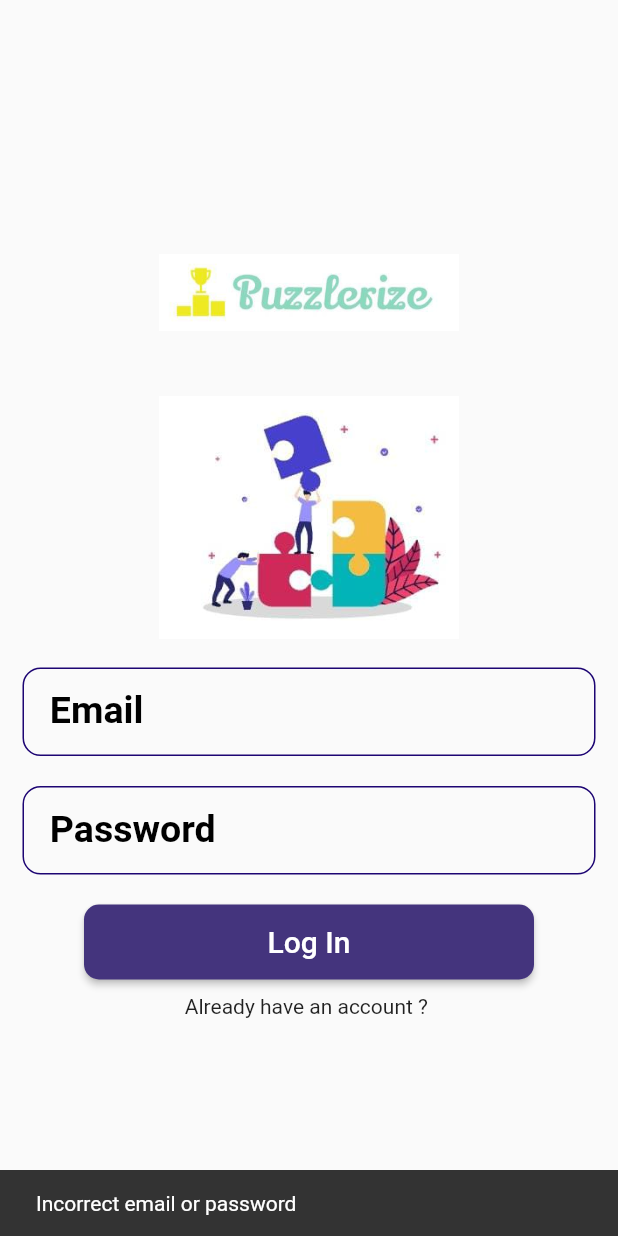
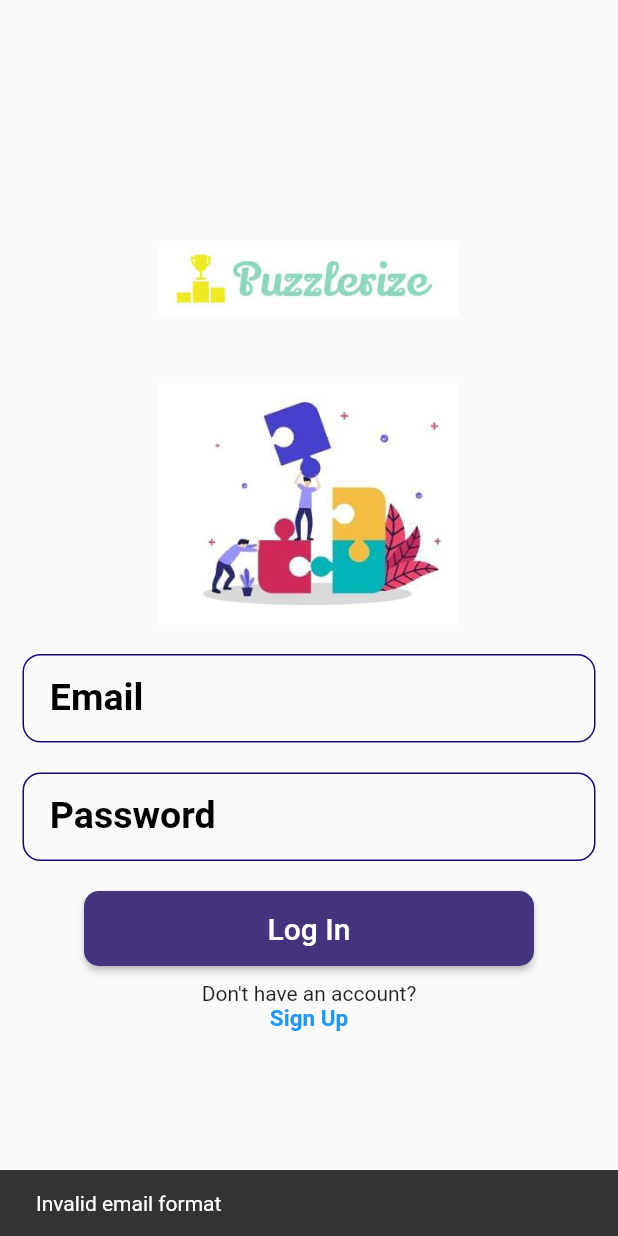
Before and after one commit to Graduation-Project-Puzzlerize/puzzlerize, a Flutter app: the LoginScreen screen opened directly, after a tap on "Log In", on a phone screen of 412 x 824 dp. Run offline on Flutter 3.47's test engine with Material 2 defaults, Android fonts, the phone set to English and light mode, and no system bars; our stand-ins replace cloud_firestore, firebase_core, flutter_tts, get, lottie, speech_to_text; accounts and stored records are empty.

Commit message:
Login page is ready by Alaa

```diff
--- a/lib/screens/login/login.dart
+++ b/lib/screens/login/login.dart
@@ -1,6 +1,9 @@
 import 'package:flutter/material.dart';
 import 'package:flutter/services.dart';
 import 'package:puzzlerize/screens/signup/signup.dart';
+import 'package:puzzlerize/screens/my_games/my_games.dart';
+import 'package:cloud_firestore/cloud_firestore.dart';
+import 'package:puzzlerize/services/database.dart';
 
 class LoginScreen extends StatefulWidget {
   @override
@@ -13,29 +16,65 @@ class _LoginScreenState extends State<LoginScreen> {
   TextEditingController emailController = TextEditingController();
   TextEditingController passwordController = TextEditingController();
 
-  void performLogin() {
-    // Simulated login operation with hardcoded email and password values
+  Future<void> performLogin() async {
     String enteredEmail = emailController.text;
     String enteredPassword = passwordController.text;
 
-    String validEmail = 'aaa@aaa.com';
-    String validPassword = 'aaa123';
+    if (isValidEmail(enteredEmail)) {
+      try {
+        //access firestore
+        QuerySnapshot<
+            Map<String,
+                dynamic>> querySnapshot = await FirebaseFirestore.instance
+            .collection('mentors')
+            .where('email', isEqualTo: enteredEmail)
+            .where('password', isEqualTo: enteredPassword)
+            .get(); //retrieve the documents that match the specified filters
 
-    if (enteredEmail == validEmail && enteredPassword == validPassword) {
-      // Email and password are correct
+        if (querySnapshot.docs.isNotEmpty) {
+          // Login successful
           ScaffoldMessenger.of(context).showSnackBar(
             SnackBar(
               content: Text('Login successful'),
             ),
           );
+
+          // Navigate to the UserData screen and pass the retrieved user data
+          Navigator.push(
+            context,
+            MaterialPageRoute(
+              builder: (context) => myGames(),
+            ),
+          );
         } else {
-      // Email or password is incorrect
+          // Incorrect email or password
           ScaffoldMessenger.of(context).showSnackBar(
             SnackBar(
               content: Text('Incorrect email or password'),
             ),
           );
         }
+      } catch (error) {
+        print('Error: $error');
+        // Show error message
+        ScaffoldMessenger.of(context).showSnackBar(
+          SnackBar(
+            content: Text('An error occurred. Please try again.'),
+          ),
+        );
+      }
+    } else {
+      // Invalid email format
+      ScaffoldMessenger.of(context).showSnackBar(
+        SnackBar(
+          content: Text('Invalid email format'),
+        ),
+      );
+    }
+  }
+
+  bool isValidEmail(String email) {
+    return email.contains("@");
   }
 
   void navigateToSignUp() {
@@ -137,7 +176,18 @@ class _LoginScreenState extends State<LoginScreen> {
                       ),
                       fixedSize: MaterialStateProperty.all(Size(300, 50)))),
               SizedBox(height: 10),
-              Text("Already have an account ? ")
+              Text("Don't have an account?"),
+              GestureDetector(
+                onTap: navigateToSignUp,
+                child: Text(
+                  "Sign Up",
+                  style: TextStyle(
+                    color: Colors.blue,
+                    fontSize: 15,
+                    fontWeight: FontWeight.bold,
+                  ),
+                ),
+              ),
             ],
           ),
         ),
```
Lines whose indentation alone changed are shown as unchanged.
